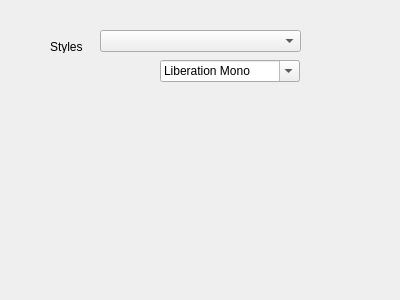
First picture: the form in gmsrc_ex/tools/GMDebuggerQt/gmdebuggersettings.ui, repository jswigart/gmscriptex, before the edit.
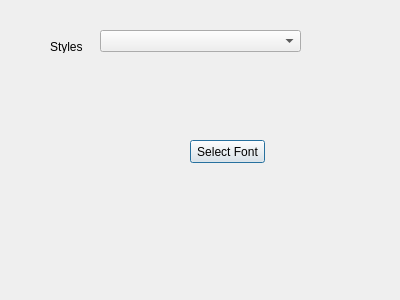
Second picture: the form after the edit.

Commit message: use font dialog to select font and associated settings, rather than combobox

```diff
--- a/gmsrc_ex/tools/GMDebuggerQt/gmdebuggersettings.ui
+++ b/gmsrc_ex/tools/GMDebuggerQt/gmdebuggersettings.ui
@@ -42,22 +42,17 @@
     <string>Styles</string>
    </property>
   </widget>
-  <widget class="QFontComboBox" name="comboFonts">
+  <widget class="QPushButton" name="buttonSetFont">
    <property name="geometry">
     <rect>
-     <x>160</x>
-     <y>60</y>
-     <width>140</width>
-     <height>22</height>
+     <x>190</x>
+     <y>140</y>
+     <width>75</width>
+     <height>23</height>
     </rect>
    </property>
-   <property name="acceptDrops">
-    <bool>false</bool>
-   </property>
-   <property name="currentFont">
-    <font>
-     <family>Consolas</family>
-    </font>
+   <property name="text">
+    <string>Select Font</string>
    </property>
   </widget>
  </widget>
```
The commit also changes 10 other files.
